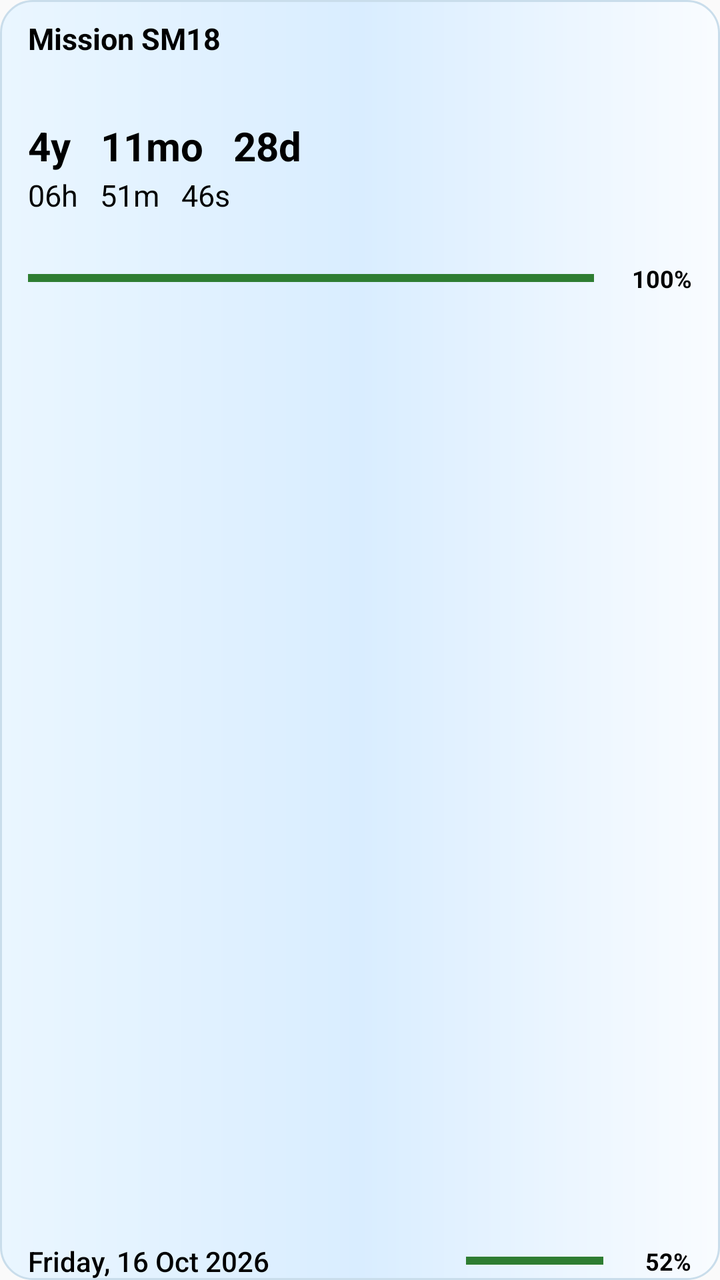
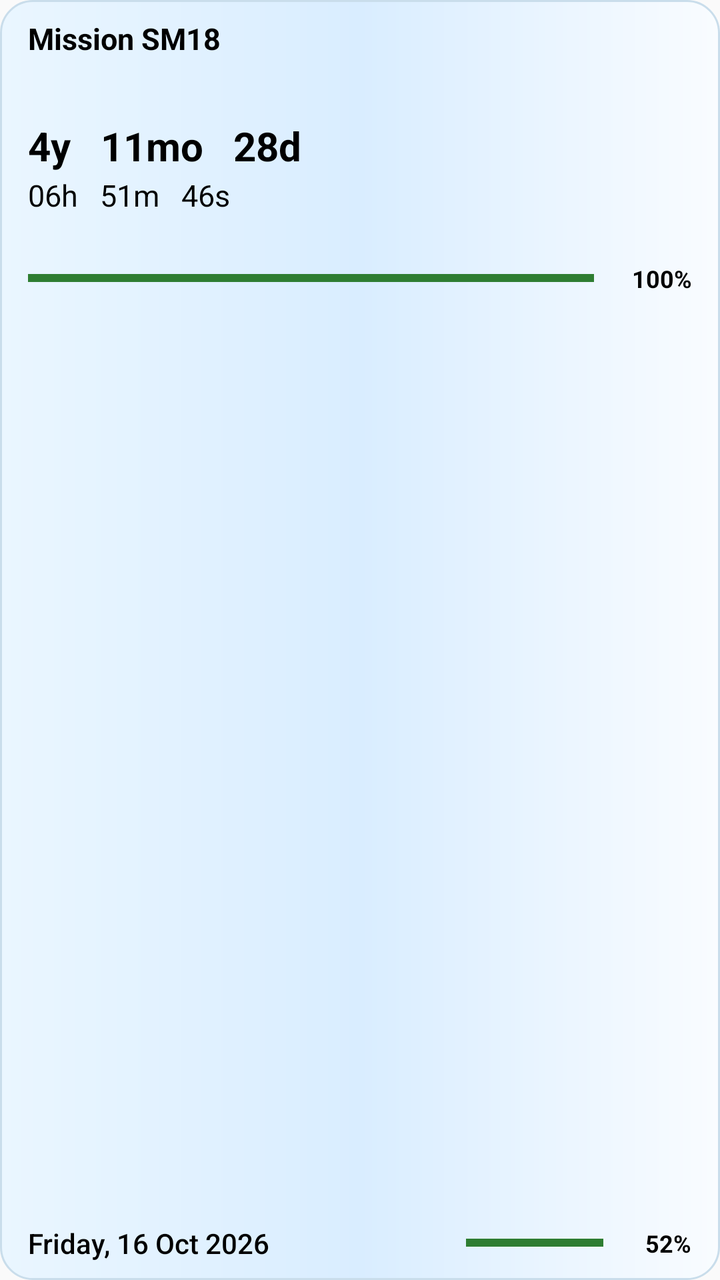

An Android layout rendered at two revisions. The XML below is the earlier revision; the diff shows what the commit changed to produce the second picture.
<!-- AndroidManifest.xml: application theme android:Theme.Material.Light.NoActionBar -->
<!-- res/layout/countdown_widget.xml -->
<?xml version="1.0" encoding="utf-8"?>
<LinearLayout xmlns:android="http://schemas.android.com/apk/res/android"
    android:id="@+id/widget_root"
    android:layout_width="match_parent"
    android:layout_height="match_parent"
    android:orientation="vertical"
    android:gravity="top"
    android:paddingStart="14dp"
    android:paddingEnd="14dp"
    android:paddingTop="9dp"
    android:paddingBottom="0dp"
    android:background="@drawable/widget_background">

    <TextView
        android:id="@+id/widget_title"
        android:layout_width="match_parent"
        android:layout_height="wrap_content"
        android:text="Mission SM18"
        android:textColor="#FF000000"
        android:textSize="15sp"
        android:textStyle="bold"
        android:maxLines="1" />

    <TextView
        android:id="@+id/widget_date"
        android:layout_width="match_parent"
        android:layout_height="wrap_content"
        android:layout_marginTop="30dp"
        android:text="4y   11mo   28d"
        android:textColor="#FF000000"
        android:textSize="20sp"
        android:textStyle="bold"
        android:maxLines="1"
        android:ellipsize="end" />

    <LinearLayout
        android:id="@+id/widget_time_row"
        android:layout_width="match_parent"
        android:layout_height="wrap_content"
        android:layout_marginTop="3dp"
        android:gravity="center_vertical"
        android:orientation="horizontal">

        <TextView
            android:id="@+id/widget_time"
            android:layout_width="wrap_content"
            android:layout_height="wrap_content"
            android:text="06h   51m   46s"
            android:textColor="#FF000000"
            android:textSize="15sp"
            android:includeFontPadding="false"
            android:maxLines="1" />

    </LinearLayout>

    <LinearLayout
        android:id="@+id/widget_main_progress_row"
        android:layout_width="match_parent"
        android:layout_height="wrap_content"
        android:layout_marginTop="24dp"
        android:gravity="center_vertical"
        android:orientation="horizontal">
        <FrameLayout
            android:layout_width="0dp"
            android:layout_height="8dp"
            android:layout_weight="1">
            <ProgressBar android:id="@+id/widget_progress_green" style="?android:attr/progressBarStyleHorizontal" android:layout_width="match_parent" android:layout_height="8dp" android:max="1000" android:progress="1000" android:progressTint="#2E7D32" android:progressBackgroundTint="#559E9E9E" />
            <ProgressBar android:id="@+id/widget_progress_yellow" style="?android:attr/progressBarStyleHorizontal" android:layout_width="match_parent" android:layout_height="8dp" android:max="1000" android:progress="1000" android:progressTint="#F9A825" android:progressBackgroundTint="#559E9E9E" android:visibility="gone" />
            <ProgressBar android:id="@+id/widget_progress_orange" style="?android:attr/progressBarStyleHorizontal" android:layout_width="match_parent" android:layout_height="8dp" android:max="1000" android:progress="1000" android:progressTint="#EF6C00" android:progressBackgroundTint="#559E9E9E" android:visibility="gone" />
            <ProgressBar android:id="@+id/widget_progress_red" style="?android:attr/progressBarStyleHorizontal" android:layout_width="match_parent" android:layout_height="8dp" android:max="1000" android:progress="1000" android:progressTint="#C62828" android:progressBackgroundTint="#559E9E9E" android:visibility="gone" />
        </FrameLayout>
        <TextView
            android:id="@+id/widget_main_percent"
            android:layout_width="42dp"
            android:layout_height="wrap_content"
            android:layout_marginStart="7dp"
            android:gravity="end|center_vertical"
            android:text="100%"
            android:textColor="#FF000000"
            android:textSize="12sp"
            android:textStyle="bold"
            android:maxLines="1" />
    </LinearLayout>

    <LinearLayout
        android:layout_width="match_parent"
        android:layout_height="0dp"
        android:layout_weight="1"
        android:orientation="vertical" />

    <LinearLayout
        android:id="@+id/widget_bottom_row"
        android:layout_width="match_parent"
        android:layout_height="wrap_content"
        android:layout_marginTop="0dp"
        android:gravity="center_vertical"
        android:orientation="horizontal">
        <TextView
            android:id="@+id/widget_today"
            android:layout_width="0dp"
            android:layout_height="wrap_content"
            android:layout_weight="2.0"
            android:layout_marginEnd="8dp"
            android:text="Friday, 16 Oct 2026"
            android:textColor="#FF000000"
            android:textSize="14sp"
            android:fontFamily="sans-serif-medium"
            android:maxLines="1"
            android:ellipsize="end" />
        <FrameLayout
            android:layout_width="0dp"
            android:layout_height="6dp"
            android:layout_weight="0.65"
            android:contentDescription="Time remaining today">
            <ProgressBar android:id="@+id/widget_day_track" style="?android:attr/progressBarStyleHorizontal" android:layout_width="match_parent" android:layout_height="6dp" android:max="1000" android:progress="1000" android:progressTint="#559E9E9E" android:progressBackgroundTint="#559E9E9E" />
            <ProgressBar android:id="@+id/widget_day_green" style="?android:attr/progressBarStyleHorizontal" android:layout_width="match_parent" android:layout_height="6dp" android:max="1000" android:progress="1000" android:progressTint="#2E7D32" android:progressBackgroundTint="#559E9E9E" />
            <ProgressBar android:id="@+id/widget_day_yellow" style="?android:attr/progressBarStyleHorizontal" android:layout_width="match_parent" android:layout_height="6dp" android:max="1000" android:progress="1000" android:progressTint="#F9A825" android:progressBackgroundTint="#559E9E9E" android:visibility="gone" />
            <ProgressBar android:id="@+id/widget_day_orange" style="?android:attr/progressBarStyleHorizontal" android:layout_width="match_parent" android:layout_height="6dp" android:max="1000" android:progress="1000" android:progressTint="#EF6C00" android:progressBackgroundTint="#559E9E9E" android:visibility="gone" />
            <ProgressBar android:id="@+id/widget_day_red" style="?android:attr/progressBarStyleHorizontal" android:layout_width="match_parent" android:layout_height="6dp" android:max="1000" android:progress="1000" android:progressTint="#C62828" android:progressBackgroundTint="#559E9E9E" android:visibility="gone" />
        </FrameLayout>
        <TextView
            android:id="@+id/widget_day_percent"
            android:layout_width="38dp"
            android:layout_height="wrap_content"
            android:layout_marginStart="6dp"
            android:gravity="end|center_vertical"
            android:text="52%"
            android:textColor="#FF000000"
            android:textSize="12sp"
            android:textStyle="bold"
            android:maxLines="1" />
    </LinearLayout>
</LinearLayout>
<!-- resources referenced by this layout -->
<resources>
  <!-- drawable widget_background (drawable) -->
  <?xml version="1.0" encoding="utf-8"?>
  <shape xmlns:android="http://schemas.android.com/apk/res/android">
      <gradient android:angle="0" android:startColor="#FFEAF6FF" android:centerColor="#FFD9EDFF" android:endColor="#FFF9FCFF" android:type="linear" />
      <corners android:radius="16dp" />
      <stroke android:width="1dp" android:color="#FFC9DDEB" />
  </shape>
</resources>

<!-- the commit's change to res/layout/countdown_widget.xml (unified diff, before → after) -->
@@ -8,7 +8,7 @@
     android:paddingStart="14dp"
     android:paddingEnd="14dp"
     android:paddingTop="9dp"
-    android:paddingBottom="0dp"
+    android:paddingBottom="9dp"
     android:background="@drawable/widget_background">
 
     <TextView
